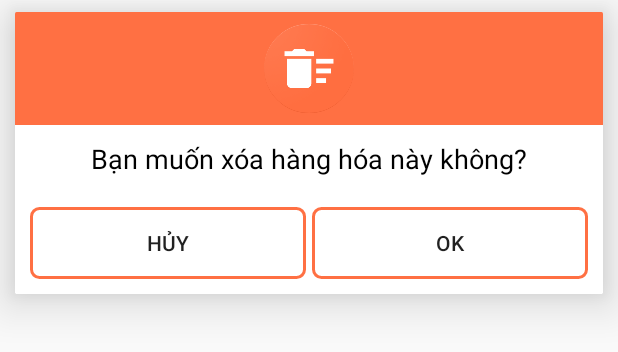
After one commit to tranhoanghuan/QuanLyTinhTienTapHoa, an Android app: the layout alert_dialog_del.xml on its own in the app's theme, with its tools: preview values and no code run, on a phone screen of 412 x 824 dp. The commit adds this screen. Shown: the top 352 px of the screen. Run offline under Robolectric (Android 15) with nearby library versions, the phone set to English and light mode, and no system bars.

Commit message:
file 21/03/218

```diff
--- a/app/src/main/java/tranhoanghuan/it/com/quanlytinhtientaphoa/Adapter/Adapter_HH.java
+++ b/app/src/main/java/tranhoanghuan/it/com/quanlytinhtientaphoa/Adapter/Adapter_HH.java
@@ -13,6 +13,7 @@ import android.widget.TextView;
 import java.util.List;
 
 import tranhoanghuan.it.com.quanlytinhtientaphoa.HangHoa;
+import tranhoanghuan.it.com.quanlytinhtientaphoa.Interface.IHanghoa;
 import tranhoanghuan.it.com.quanlytinhtientaphoa.R;
 import tranhoanghuan.it.com.quanlytinhtientaphoa.SuaHH;
 
@@ -21,17 +22,19 @@ import tranhoanghuan.it.com.quanlytinhtientaphoa.SuaHH;
  */
 
 public class Adapter_HH extends RecyclerView.Adapter<item_HH> {
-    Context context;
-    List<HangHoa> hangHoaList;
+    private Context context;
+    private List<HangHoa> hangHoaList;
     private Typeface typeface;
+    private IHanghoa iHanghoa;
 
     public Adapter_HH() {
     }
 
-    public Adapter_HH(Context context, List<HangHoa> hangHoaList, Typeface typeface) {
+    public Adapter_HH(Context context, List<HangHoa> hangHoaList, Typeface typeface, IHanghoa iHanghoa) {
         this.context = context;
         this.hangHoaList = hangHoaList;
         this.typeface = typeface;
+        this.iHanghoa = iHanghoa;
     }
 
     @Override
@@ -47,7 +50,7 @@ public class Adapter_HH extends RecyclerView.Adapter<item_HH> {
         holder.img_delete.setOnClickListener(new View.OnClickListener() {
             @Override
             public void onClick(View view) {
-
+                iHanghoa.delHanghoa(position);
             }
         });
         holder.itemView.setOnClickListener(new View.OnClickListener() {
--- /dev/null
+++ b/app/src/main/java/tranhoanghuan/it/com/quanlytinhtientaphoa/Interface/IHanghoa.java
@@ -0,0 +1,9 @@
+package tranhoanghuan.it.com.quanlytinhtientaphoa.Interface;
+
+/**
+ * Created by tranh on 18/03/2018.
+ */
+
+public interface IHanghoa {
+    public void delHanghoa(int pos);
+}
--- a/app/src/main/java/tranhoanghuan/it/com/quanlytinhtientaphoa/QuantriActivity.java
+++ b/app/src/main/java/tranhoanghuan/it/com/quanlytinhtientaphoa/QuantriActivity.java
@@ -1,15 +1,23 @@
 package tranhoanghuan.it.com.quanlytinhtientaphoa;
 
+import android.annotation.SuppressLint;
+import android.app.AlertDialog;
+import android.app.Dialog;
+import android.content.DialogInterface;
 import android.content.Intent;
 import android.graphics.Typeface;
 import android.support.v7.app.AppCompatActivity;
 import android.os.Bundle;
 import android.support.v7.widget.LinearLayoutManager;
 import android.support.v7.widget.RecyclerView;
+import android.view.LayoutInflater;
 import android.view.Menu;
 import android.view.MenuInflater;
 import android.view.MenuItem;
+import android.view.View;
 import android.widget.Adapter;
+import android.widget.Button;
+import android.widget.Toast;
 
 import com.google.firebase.database.ChildEventListener;
 import com.google.firebase.database.DataSnapshot;
@@ -21,8 +29,9 @@ import java.util.ArrayList;
 import java.util.List;
 
 import tranhoanghuan.it.com.quanlytinhtientaphoa.Adapter.Adapter_HH;
+import tranhoanghuan.it.com.quanlytinhtientaphoa.Interface.IHanghoa;
 
-public class QuantriActivity extends AppCompatActivity {
+public class QuantriActivity extends AppCompatActivity implements IHanghoa{
      private DatabaseReference mDatabase;
      private RecyclerView recyclerViewHH;
      public static ArrayList<HangHoa> ListHH;
@@ -53,7 +62,7 @@ public class QuantriActivity extends AppCompatActivity {
         recyclerViewHH.setHasFixedSize(true);
         recyclerViewHH.setLayoutManager(gridLayoutManager);
         loadDataFromFB();
-        adapter = new Adapter_HH(this, ListHH, typeface);
+        adapter = new Adapter_HH(this, ListHH, typeface, this);
         recyclerViewHH.setAdapter(adapter);
         adapter.notifyDataSetChanged();
 
@@ -123,4 +132,35 @@ public class QuantriActivity extends AppCompatActivity {
     }
 
 
+    @Override
+    public void delHanghoa(final int pos) {
+        final Dialog dialog = new Dialog(QuantriActivity.this);
+        dialog.setTitle("Xác nhận xóa");
+        dialog.setCancelable(false);
+        dialog.setContentView(R.layout.alert_dialog_del);
+        Button btnOK = dialog.findViewById(R.id.btnOK);
+        Button btnHuy = dialog.findViewById(R.id.btnHuy);
+        btnOK.setOnClickListener(new View.OnClickListener() {
+            @Override
+            public void onClick(View view) {
+                mDatabase.child("Hanghoa").child(keyList.get(pos)).removeValue(new DatabaseReference.CompletionListener() {
+                    @Override
+                    public void onComplete(DatabaseError databaseError, DatabaseReference databaseReference) {
+                        Toast.makeText(QuantriActivity.this,"Xóa thành công!", Toast.LENGTH_LONG ).show();
+                        adapter.notifyDataSetChanged();
+                    }
+                });
+                dialog.cancel();
+            }
+        });
+
+        btnHuy.setOnClickListener(new View.OnClickListener() {
+            @Override
+            public void onClick(View view) {
+                dialog.cancel();
+            }
+        });
+
+        dialog.show();
+    }
 }
--- /dev/null
+++ b/app/src/main/res/drawable-v21/rippl2.xml
@@ -0,0 +1,9 @@
+<?xml version="1.0" encoding="utf-8"?>
+<ripple xmlns:android="http://schemas.android.com/apk/res/android"
+    android:color="@color/colorAccent"
+    android:radius="5dp">
+
+    <item
+        android:id="@+id/mask"
+        android:drawable="@drawable/shape" />
+</ripple>
--- /dev/null
+++ b/app/src/main/res/drawable/rippl2.xml
@@ -0,0 +1,9 @@
+<?xml version="1.0" encoding="utf-8"?>
+<ripple xmlns:android="http://schemas.android.com/apk/res/android"
+    android:color="@color/colorAccent"
+    android:radius="5dp">
+
+    <item
+        android:id="@+id/mask"
+        android:drawable="@drawable/shape" />
+</ripple>
--- /dev/null
+++ b/app/src/main/res/drawable/shape.xml
@@ -0,0 +1,9 @@
+<?xml version="1.0" encoding="utf-8"?>
+<shape xmlns:android="http://schemas.android.com/apk/res/android"
+    android:shape="rectangle">
+    <stroke
+        android:color="#FF7043"
+        android:width="2dp"></stroke>
+    <corners android:radius="5dp"></corners>
+
+</shape>
--- /dev/null
+++ b/app/src/main/res/layout/alert_dialog_del.xml
@@ -0,0 +1,67 @@
+<?xml version="1.0" encoding="utf-8"?>
+<android.support.v7.widget.CardView xmlns:android="http://schemas.android.com/apk/res/android"
+    xmlns:app="http://schemas.android.com/apk/res-auto"
+    android:orientation="vertical"
+    android:layout_width="match_parent"
+    android:layout_height="wrap_content"
+    android:layout_marginLeft="10dp"
+    android:layout_marginRight="10dp"
+    android:layout_marginBottom="8dp"
+    android:layout_marginTop="8dp"
+    app:cardCornerRadius="1dp"
+    app:cardElevation="20dp"
+    android:clickable="true"
+    android:foreground="?selectableItemBackground">
+    <LinearLayout
+        android:layout_width="match_parent"
+        android:layout_height="wrap_content"
+        android:orientation="vertical"
+        android:gravity="center">
+
+        <ImageView
+            android:layout_width="match_parent"
+            android:layout_height="75dp"
+            android:src="@drawable/ic_delete"
+            android:background="#FF7043" />
+
+        <TextView
+            android:layout_width="wrap_content"
+            android:layout_height="wrap_content"
+            android:text="Bạn muốn xóa hàng hóa này không?"
+            android:layout_marginTop="10dp"
+            android:layout_marginBottom="20dp"
+            android:textColor="@android:color/black"
+            android:textSize="18dp" />
+
+        <LinearLayout
+            android:layout_width="match_parent"
+            android:layout_height="wrap_content"
+            android:weightSum="2"
+            android:layout_marginRight="10dp"
+            android:layout_marginLeft="10dp"
+            android:layout_marginBottom="10dp"
+            android:orientation="horizontal">
+
+            <Button
+                android:id="@+id/btnHuy"
+                android:layout_width="match_parent"
+                android:layout_weight="1"
+                style="?borderlessButtonStyle"
+                android:background="@drawable/rippl2"
+                android:layout_marginRight="2dp"
+                android:layout_height="wrap_content"
+                android:text="Hủy" />
+
+            <Button
+                android:id="@+id/btnOK"
+                android:layout_width="match_parent"
+                android:layout_weight="1"
+                style="?borderlessButtonStyle"
+                android:background="@drawable/rippl2"
+                android:layout_marginLeft="2dp"
+                android:layout_height="wrap_content"
+                android:text="OK" />
+        </LinearLayout>
+    </LinearLayout>
+
+</android.support.v7.widget.CardView>
```
